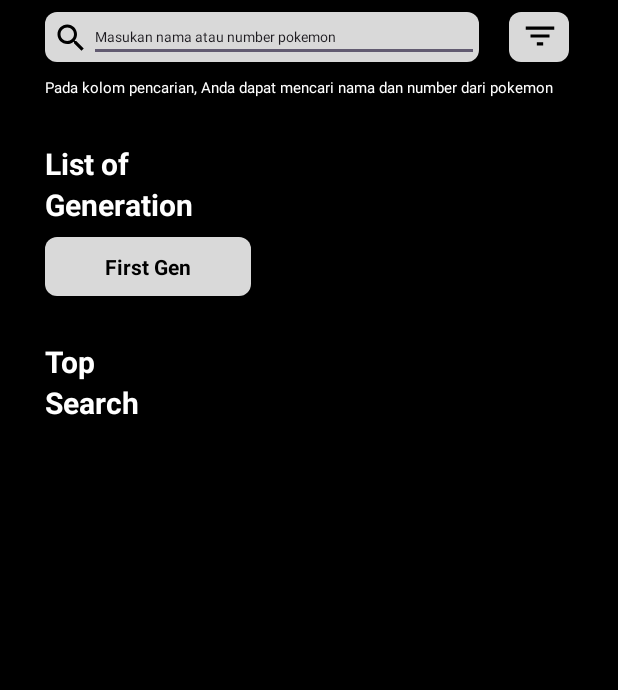
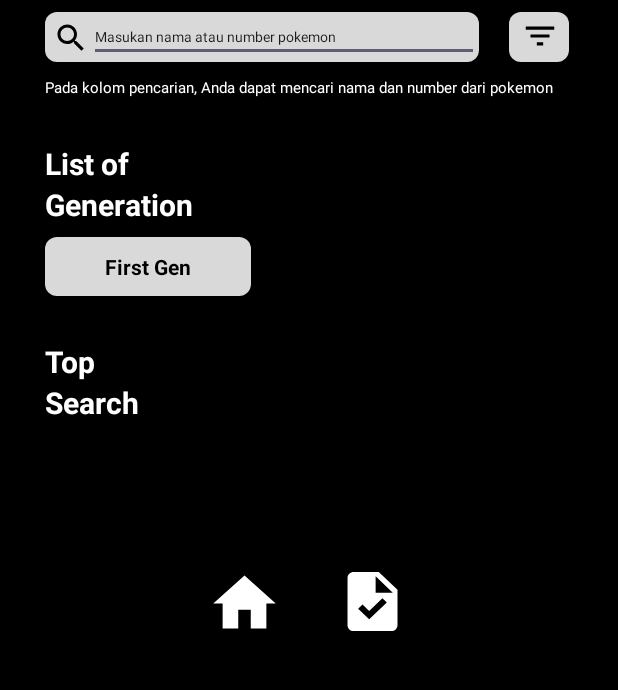
Before and after one commit to Equisetum-sp/podex, an Android app: the screen it shows after launch (MainActivity), on a phone screen of 412 x 824 dp, the part 126-816 px from its top. Run offline under Robolectric (Android 15) with nearby library versions, the phone set to English and light mode, and no system bars; 8 statements that could not run were skipped.

Commit message:
Perubahan kedua

```diff
--- a/app/src/main/res/drawable/baseline_home_24.xml
+++ b/app/src/main/res/drawable/baseline_home_24.xml
@@ -1,4 +1,4 @@
-<vector android:height="24dp" android:tint="#000000"
+<vector android:height="24dp" android:tint="@color/white"
     android:viewportHeight="24" android:viewportWidth="24"
     android:width="24dp" xmlns:android="http://schemas.android.com/apk/res/android">
     <path android:fillColor="@android:color/white" android:pathData="M10,20v-6h4v6h5v-8h3L12,3 2,12h3v8z"/>
--- /dev/null
+++ b/app/src/main/res/drawable/baseline_task_24.xml
@@ -0,0 +1,5 @@
+<vector android:height="24dp" android:tint="@color/white"
+    android:viewportHeight="24" android:viewportWidth="24"
+    android:width="24dp" xmlns:android="http://schemas.android.com/apk/res/android">
+    <path android:fillColor="@android:color/white" android:pathData="M14,2H6C4.9,2 4.01,2.9 4.01,4L4,20c0,1.1 0.89,2 1.99,2H18c1.1,0 2,-0.9 2,-2V8L14,2zM10.94,18L7.4,14.46l1.41,-1.41l2.12,2.12l4.24,-4.24l1.41,1.41L10.94,18zM13,9V3.5L18.5,9H13z"/>
+</vector>
--- a/app/src/main/res/layout/activity_main.xml
+++ b/app/src/main/res/layout/activity_main.xml
@@ -139,7 +139,29 @@
         android:layout_width="wrap_content"
         android:layout_height="wrap_content"
         android:id="@+id/topsearch"
+        android:layout_marginLeft="30dp"
+        android:layout_marginTop="5dp"
         />
+    <LinearLayout
+        android:layout_width="wrap_content"
+        android:layout_height="wrap_content"
+        android:layout_gravity="center"
+        android:layout_marginTop="90dp">
+
+        <ImageView
+            android:layout_width="50dp"
+            android:layout_height="50dp"
+            android:layout_marginRight="35dp"
+            android:background="@drawable/baseline_home_24"
+            />
+
+        <ImageView
+            android:layout_width="50dp"
+            android:layout_height="47dp"
+            android:background="@drawable/baseline_task_24"
+            />
+
+    </LinearLayout>
 
 
 
```
